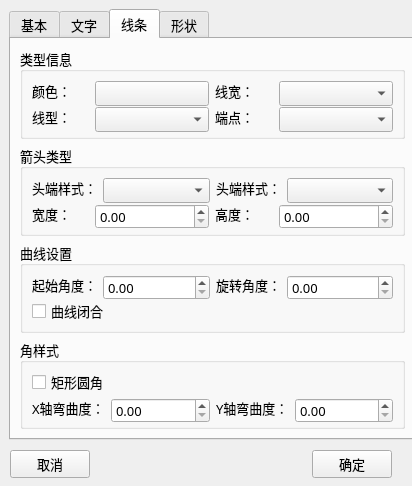
This is UI/iconproperty.ui in rcswhuang/H5IconHelp as Qt 5 draws it before an edit. The edited form follows.
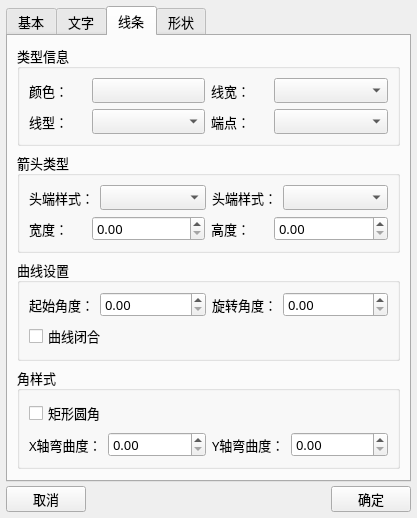
This is the edited form.

```diff
--- a/UI/iconproperty.ui
+++ b/UI/iconproperty.ui
@@ -6,8 +6,8 @@
    <rect>
     <x>0</x>
     <y>0</y>
-    <width>412</width>
-    <height>486</height>
+    <width>417</width>
+    <height>494</height>
    </rect>
   </property>
   <property name="font">
@@ -19,15 +19,24 @@
   <property name="windowTitle">
    <string>设置图元属性</string>
   </property>
+  <layout class="QVBoxLayout" name="verticalLayout_21">
+   <property name="spacing">
+    <number>4</number>
+   </property>
+   <property name="leftMargin">
+    <number>6</number>
+   </property>
+   <property name="topMargin">
+    <number>6</number>
+   </property>
+   <property name="rightMargin">
+    <number>6</number>
+   </property>
+   <property name="bottomMargin">
+    <number>6</number>
+   </property>
+   <item>
   <widget class="QTabWidget" name="propertyTab">
-   <property name="geometry">
-    <rect>
-     <x>9</x>
-     <y>9</y>
-     <width>407</width>
-     <height>431</height>
-    </rect>
-   </property>
    <property name="currentIndex">
     <number>2</number>
    </property>
@@ -1080,15 +1089,8 @@
     </layout>
    </widget>
   </widget>
-  <widget class="QWidget" name="layoutWidget">
-   <property name="geometry">
-    <rect>
-     <x>10</x>
-     <y>450</y>
-     <width>382</width>
-     <height>28</height>
-    </rect>
-   </property>
+   </item>
+   <item>
    <layout class="QHBoxLayout" name="horizontalLayout_25">
     <item>
      <widget class="QPushButton" name="noBtn">
@@ -1130,7 +1132,8 @@
      </widget>
     </item>
    </layout>
-  </widget>
+   </item>
+  </layout>
  </widget>
  <resources/>
  <connections/>
```
Lines whose indentation alone changed are shown as unchanged.
